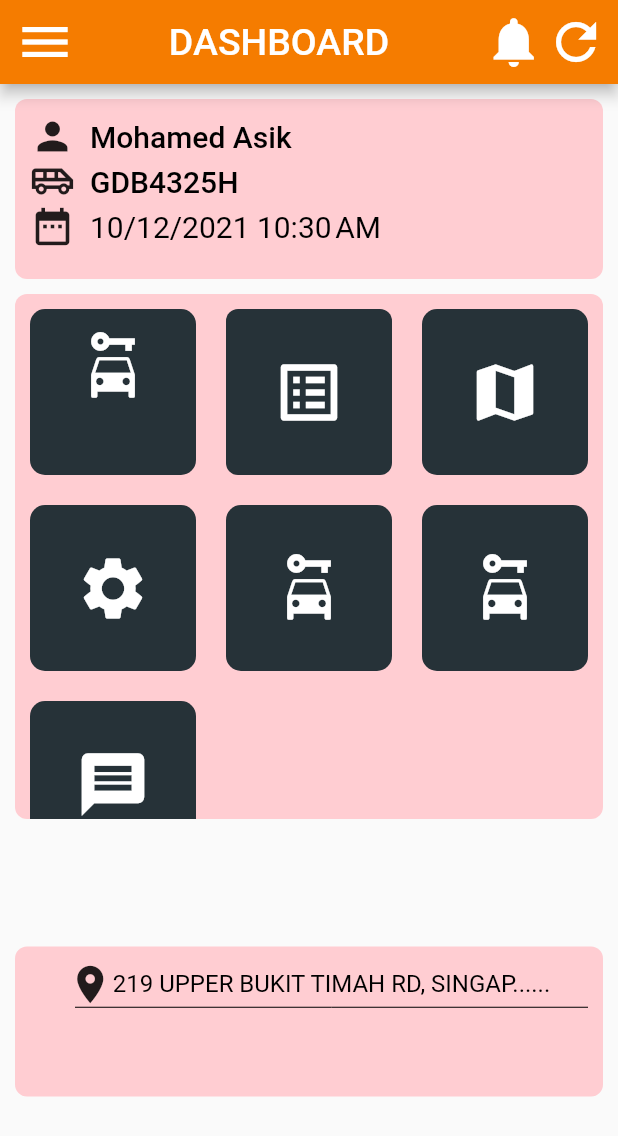
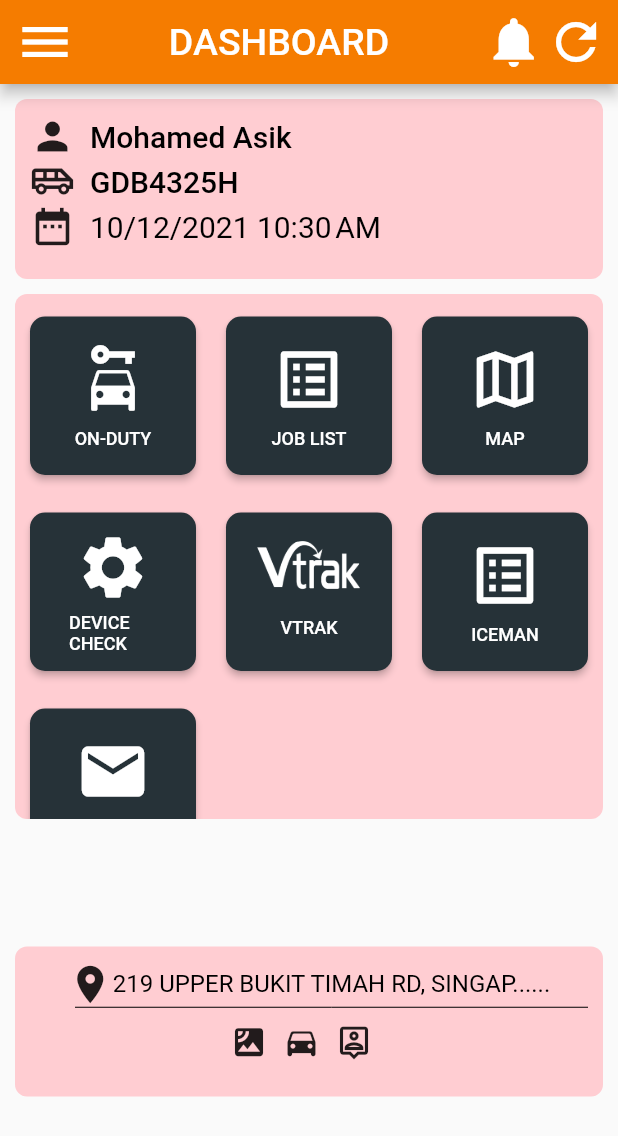
Before and after one commit to Mariumchonmon/V-trak_app, a Flutter app: the Dashboard screen opened directly, on a phone screen of 412 x 824 dp. Shown: the top 1136 px of the screen. Run offline on Flutter 3.47's test engine with Material 2 defaults, Android fonts, the light colour scheme and no system bars; our stand-ins replace pin_code_text_field.

Commit message:
complete dashboard

```diff
--- a/lib/screens/dashboard.dart
+++ b/lib/screens/dashboard.dart
@@ -1,3 +1,5 @@
+
+
 import 'package:flutter/cupertino.dart';
 import 'package:flutter/material.dart';
 import 'package:intl/intl.dart';  //for date format
@@ -11,12 +13,22 @@ class Dashboard extends StatefulWidget {
 
 class _DashboardState extends State<Dashboard> {
   late DateFormat dateFormat;
+
+  // for the boxes
   BoxDecoration _decoration = BoxDecoration(
     shape: BoxShape.rectangle,
     color: Colors.red.shade100,
     borderRadius: BorderRadius.circular(8),
   );
 
+  // for the gridview items
+     ButtonStyle _buttonStyle = ButtonStyle(
+     backgroundColor:  MaterialStateProperty.all<Color>(Colors.blueGrey.shade900,),
+     shape: MaterialStateProperty.all<RoundedRectangleBorder>(
+       RoundedRectangleBorder(
+         borderRadius: BorderRadius.circular(10.0),),
+     ),
+ );
   @override
   void initState() {
     super.initState();
@@ -122,96 +134,113 @@ class _DashboardState extends State<Dashboard> {
                     crossAxisCount: 3,
                     children: <Widget>[
                       Container(
-                        padding: const EdgeInsets.all(5),
-                        decoration: BoxDecoration(
-                          shape: BoxShape.rectangle,
-                          color: Colors.blueGrey.shade900,
-                          borderRadius: BorderRadius.circular(10),
-                        ),
-                        child: IconButton(
-                          onPressed: (){},
-                          icon: Icon(Icons.car_rental, color: Colors.white,),
-                          iconSize: 50,
-                          alignment: Alignment.topCenter,
-                        ),
-
-                      ),
-                      Container(
-                        padding: const EdgeInsets.all(8),
-                        decoration: BoxDecoration(
-                          shape: BoxShape.rectangle,
-                          color: Colors.blueGrey.shade900,
-                          borderRadius: BorderRadius.circular(8),
-                        ),
-                        child: IconButton(
-                          onPressed: (){},
-                          icon: Icon(Icons.list_alt_outlined, color: Colors.white,),
-                          iconSize: 50,
-                        ),),
-                      Container(
-                        padding: const EdgeInsets.all(8),
-                        decoration: BoxDecoration(
-                          shape: BoxShape.rectangle,
-                          color: Colors.blueGrey.shade900,
-                          borderRadius: BorderRadius.circular(10),
-                        ),
-                        child: IconButton(
-                          onPressed: (){},
-                          icon: Icon(Icons.map, color: Colors.white,),
-                          iconSize: 50,
+                       padding: const EdgeInsets.only(top: 5),
+                        child: ElevatedButton(
+                          onPressed: () {  },
+                          style: _buttonStyle,
+                          child: Column(
+                            mainAxisAlignment: MainAxisAlignment.center,
+                            children: <Widget>[
+                              Icon(Icons.car_rental,  color: Colors.white, size: 50,),
+                              SizedBox(height: 8,),
+                              Text("ON-DUTY", style: TextStyle(fontSize: 12),)
+                            ],
+                          ),
                         ),
                       ),
                       Container(
-                        padding: const EdgeInsets.all(8),
-                        decoration: BoxDecoration(
-                          shape: BoxShape.rectangle,
-                          color: Colors.blueGrey.shade900,
-                          borderRadius: BorderRadius.circular(10),
-                        ),
-                        child: IconButton(
-                          onPressed: (){},
-                          icon: Icon(Icons.settings, color: Colors.white,),
-                          iconSize: 50,
+                        padding: const EdgeInsets.only(top: 5),
+                        child: ElevatedButton(
+                          onPressed: () {  },
+                          style: _buttonStyle,
+                          child: Column(
+                            mainAxisAlignment: MainAxisAlignment.center,
+                            children: <Widget>[
+                              Icon(Icons.list_alt,  color: Colors.white, size: 50,),
+                              SizedBox(height: 8,),
+                              Text("JOB LIST", style: TextStyle(fontSize: 12),)
+                            ],
+                          ),
                         ),
                       ),
                       Container(
-                        padding: const EdgeInsets.all(8),
-                        decoration: BoxDecoration(
-                          shape: BoxShape.rectangle,
-                          color: Colors.blueGrey.shade900,
-                          borderRadius: BorderRadius.circular(10),
+                        padding: const EdgeInsets.only(top: 5),
+                        child: ElevatedButton(
+                          onPressed: () {  },
+                          style: _buttonStyle,
+                          child: Column(
+                            mainAxisAlignment: MainAxisAlignment.center,
+                            children: <Widget>[
+                              Icon(Icons.map_outlined,  color: Colors.white, size: 50,),
+                              SizedBox(height: 8,),
+                              Text("MAP", style: TextStyle(fontSize: 12),)
+                            ],
+                          ),
                         ),
-                        child: IconButton(
-                          onPressed: (){},
-                          icon: Icon(Icons.car_rental, color: Colors.white,),
-                          iconSize: 50,
-                        ),),
+                      ),
                       Container(
-                        padding: const EdgeInsets.all(8),
-                        decoration: BoxDecoration(
-                          shape: BoxShape.rectangle,
-                          color: Colors.blueGrey.shade900,
-                          borderRadius: BorderRadius.circular(10),
+                        padding: const EdgeInsets.only(top: 5),
+                        child: ElevatedButton(
+                          onPressed: () {  },
+                          style: _buttonStyle,
+                          child: Column(
+                            mainAxisAlignment: MainAxisAlignment.center,
+                            children: <Widget>[
+                              Icon(Icons.settings,  color: Colors.white, size: 50,),
+                              SizedBox(height: 5,),
+                            Padding(
+                              padding: const EdgeInsets.only(left: 10),
+                              child: Text('DEVICE CHECK', style: TextStyle(fontSize: 12),),
+                            )
+                            ],
+                          ),
                         ),
-                        child: IconButton(
-                          onPressed: (){},
-                          icon: Icon(Icons.car_rental, color: Colors.white,),
-                          iconSize: 50,
-                        ),),
+                      ),
                       Container(
+                        padding: const EdgeInsets.only(top: 5),
+                        child: ElevatedButton(
+                          onPressed: () {  },
+                          style: _buttonStyle,
+                          child: Column(
+                            mainAxisAlignment: MainAxisAlignment.start,
+                            children: <Widget>[
+                              ImageIcon(AssetImage('assets/images/logo_v-trak.png'), size: 70,),
 
-                        padding: const EdgeInsets.all(8),
-                        decoration: BoxDecoration(
-                          shape: BoxShape.rectangle,
-                          color: Colors.blueGrey.shade900,
-                          borderRadius: BorderRadius.circular(10),
+                           //   SizedBox(height: 8,),
+                              Text("VTRAK", style: TextStyle(fontSize: 12),)
+                            ],
+                          ),
                         ),
-                        child: IconButton(
-                          onPressed: (){},
-                          icon: Icon(Icons.message, color: Colors.white, ),
-                          iconSize: 50,
+                      ),
+                      Container(
+                        padding: const EdgeInsets.only(top: 5),
+                        child: ElevatedButton(
+                          onPressed: () {  },
+                          style: _buttonStyle,
+                          child: Column(
+                            mainAxisAlignment: MainAxisAlignment.center,
+                            children: <Widget>[
+                              Icon(Icons.list_alt,  color: Colors.white, size: 50,),
+                              SizedBox(height: 8,),
+                              Text("ICEMAN", style: TextStyle(fontSize: 12),)
+                            ],
+                          ),
                         ),
-
+                      ),
+                      Container(
+                        padding: const EdgeInsets.only(top: 5),
+                        child: ElevatedButton(
+                          onPressed: () {  },
+                          style: _buttonStyle,
+                          child: Column(
+                            mainAxisAlignment: MainAxisAlignment.center,
+                            children: <Widget>[
+                              Icon(Icons.mail,  color: Colors.white, size: 50,),
+                              SizedBox(height: 8,),
+                              Text("MESSAGE", style: TextStyle(fontSize: 12),)
+                            ],
+                          ),
+                        ),
                       ),
                     ],
                   ),
@@ -238,7 +267,23 @@ class _DashboardState extends State<Dashboard> {
                           ),
                          Divider(
                            indent: 30,
-                           height: 1, color: Colors.black,)
+                           height: 1, color: Colors.black,),
+                    Container(
+                      width: MediaQuery.of(context).size.width,
+                      padding: EdgeInsets.all(10),
+                      child: Row(
+                        mainAxisAlignment: MainAxisAlignment.center,
+                              children: [
+                                Icon(Icons.satellite, size: 25,),
+                                SizedBox(width: 10,),
+                                Icon(Icons.directions_car_rounded, size: 25,),
+                                SizedBox(width: 10,),
+                                Icon(Icons.person_pin_outlined, size: 25,),
+                                SizedBox(width: 10,),
+                              ],
+
+                            ),
+                          ),
                         ],
                       ),
                     ),
```
